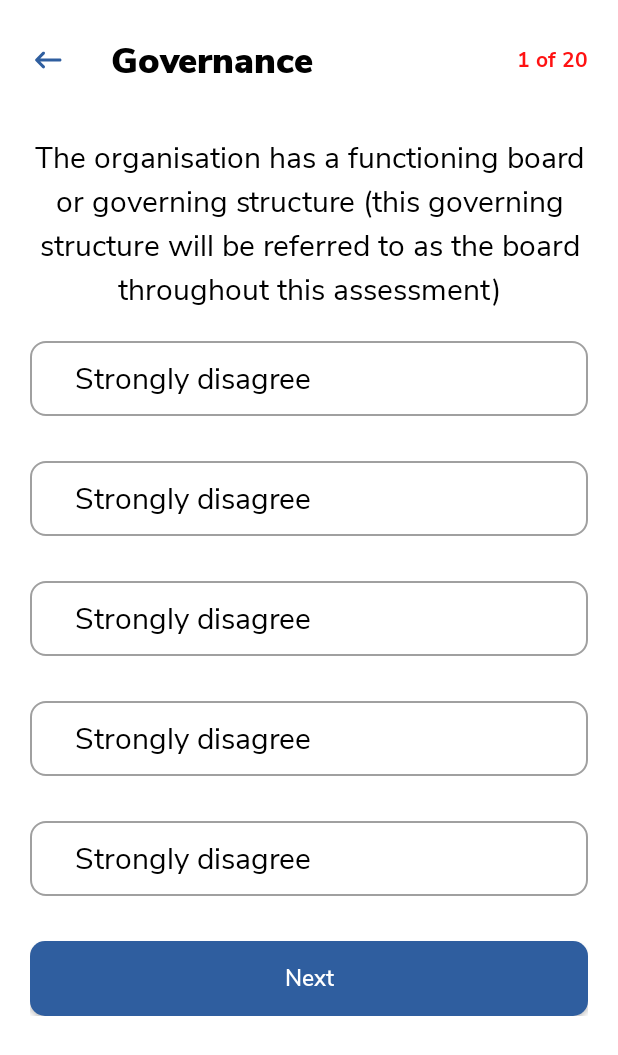
After one commit to akinseye21/OCAT, an Android app: the AssessmentPage screen opened directly, with no data from a screen before it, on a phone screen of 412 x 824 dp. The commit adds this screen. Shown: the top 1055 px of the screen. Run offline under Robolectric (Android 15) with nearby library versions, the phone set to English and light mode, and no system bars.

Commit message:
Commit 1

```diff
--- a/app/src/main/AndroidManifest.xml
+++ b/app/src/main/AndroidManifest.xml
@@ -14,6 +14,12 @@
         android:supportsRtl="true"
         android:theme="@style/Theme.OCAT"
         tools:targetApi="31">
+        <activity
+            android:name=".AssessmentPage"
+            android:exported="false" />
+        <activity
+            android:name=".StartAssessment"
+            android:exported="false" />
         <activity
             android:name=".Dashboard"
             android:exported="false" />
--- /dev/null
+++ b/app/src/main/java/com/example/ocat/AssessmentPage.java
@@ -0,0 +1,22 @@
+package com.example.ocat;
+
+import android.os.Bundle;
+import android.view.WindowManager;
+
+import androidx.activity.EdgeToEdge;
+import androidx.appcompat.app.AppCompatActivity;
+import androidx.core.graphics.Insets;
+import androidx.core.view.ViewCompat;
+import androidx.core.view.WindowInsetsCompat;
+
+public class AssessmentPage extends AppCompatActivity {
+
+    @Override
+    protected void onCreate(Bundle savedInstanceState) {
+        super.onCreate(savedInstanceState);
+        setContentView(R.layout.activity_assessment_page);
+        this.getWindow().setFlags(WindowManager.LayoutParams.FLAG_FULLSCREEN, WindowManager.LayoutParams.FLAG_FULLSCREEN);
+
+
+    }
+}
--- /dev/null
+++ b/app/src/main/res/drawable/button_grey.xml
@@ -0,0 +1,13 @@
+<?xml version="1.0" encoding="utf-8"?>
+<shape xmlns:android="http://schemas.android.com/apk/res/android">
+    <corners
+        android:radius="10dp"/>
+
+    <solid
+        android:color="@color/white"/>
+
+    <stroke
+        android:width="1dp"
+        android:color="@color/grey3"/>
+
+</shape>
--- /dev/null
+++ b/app/src/main/res/layout/activity_assessment_page.xml
@@ -0,0 +1,195 @@
+<?xml version="1.0" encoding="utf-8"?>
+<RelativeLayout xmlns:android="http://schemas.android.com/apk/res/android"
+    xmlns:app="http://schemas.android.com/apk/res-auto"
+    xmlns:tools="http://schemas.android.com/tools"
+    android:id="@+id/main"
+    android:layout_width="match_parent"
+    android:layout_height="match_parent"
+    android:background="@color/white"
+    android:padding="20dp"
+    tools:context=".AssessmentPage">
+
+    <RelativeLayout
+        android:layout_width="match_parent"
+        android:layout_height="40dp"
+        android:id="@+id/top"
+        android:orientation="horizontal">
+
+        <ImageView
+            android:layout_width="wrap_content"
+            android:layout_height="wrap_content"
+            android:layout_centerVertical="true"
+            android:src="@drawable/back"
+            android:id="@+id/back"/>
+
+        <TextView
+            android:layout_width="wrap_content"
+            android:layout_height="wrap_content"
+            android:text="Governance"
+            android:textSize="24dp"
+            android:layout_marginLeft="30dp"
+            android:layout_toRightOf="@+id/back"
+            android:layout_centerVertical="true"
+            android:fontFamily="@font/nunitosansblack"
+            android:textColor="@color/black"/>
+
+        <LinearLayout
+            android:layout_width="wrap_content"
+            android:layout_height="wrap_content"
+            android:layout_alignParentEnd="true"
+            android:layout_centerVertical="true"
+            android:orientation="horizontal">
+
+            <TextView
+                android:layout_width="wrap_content"
+                android:layout_height="wrap_content"
+                android:text="1"
+                android:textSize="14dp"
+                android:fontFamily="@font/nunitosansbold"
+                android:textColor="@color/red"/>
+
+            <TextView
+                android:layout_width="wrap_content"
+                android:layout_height="wrap_content"
+                android:text=" of "
+                android:textSize="14dp"
+                android:fontFamily="@font/nunitosansbold"
+                android:textColor="@color/red"/>
+
+            <TextView
+                android:layout_width="wrap_content"
+                android:layout_height="wrap_content"
+                android:text="20"
+                android:textSize="14dp"
+                android:fontFamily="@font/nunitosansbold"
+                android:textColor="@color/red"/>
+
+
+
+        </LinearLayout>
+
+    </RelativeLayout>
+
+    <LinearLayout
+        android:layout_width="match_parent"
+        android:layout_height="wrap_content"
+        android:orientation="vertical"
+        android:layout_marginTop="30dp"
+        android:layout_below="@+id/top">
+
+        <TextView
+            android:layout_width="wrap_content"
+            android:layout_height="wrap_content"
+            android:text="The organisation has a functioning board or governing structure (this governing structure will be referred to as the board throughout this assessment)"
+            android:textSize="20dp"
+            android:layout_gravity="center"
+            android:gravity="center"
+            android:lineSpacingExtra="2dp"
+            android:fontFamily="@font/nunitosansregular"
+            android:textColor="@color/black"/>
+
+        <RelativeLayout
+            android:layout_width="match_parent"
+            android:layout_height="50dp"
+            android:orientation="horizontal"
+            android:padding="10dp"
+            android:layout_marginTop="20dp"
+            android:background="@drawable/button_grey">
+            <TextView
+                android:layout_width="wrap_content"
+                android:layout_height="wrap_content"
+                android:layout_centerVertical="true"
+                android:paddingLeft="20dp"
+                android:text="Strongly disagree"
+                android:textSize="20dp"
+                android:fontFamily="@font/nunitosansregular"
+                android:textColor="@color/black"/>
+
+        </RelativeLayout>
+        <RelativeLayout
+            android:layout_width="match_parent"
+            android:layout_height="50dp"
+            android:orientation="horizontal"
+            android:padding="10dp"
+            android:layout_marginTop="30dp"
+            android:background="@drawable/button_grey">
+            <TextView
+                android:layout_width="wrap_content"
+                android:layout_height="wrap_content"
+                android:layout_centerVertical="true"
+                android:paddingLeft="20dp"
+                android:text="Strongly disagree"
+                android:textSize="20dp"
+                android:fontFamily="@font/nunitosansregular"
+                android:textColor="@color/black"/>
+
+        </RelativeLayout>
+        <RelativeLayout
+            android:layout_width="match_parent"
+            android:layout_height="50dp"
+            android:orientation="horizontal"
+            android:padding="10dp"
+            android:layout_marginTop="30dp"
+            android:background="@drawable/button_grey">
+            <TextView
+                android:layout_width="wrap_content"
+                android:layout_height="wrap_content"
+                android:layout_centerVertical="true"
+                android:paddingLeft="20dp"
+                android:text="Strongly disagree"
+                android:textSize="20dp"
+                android:fontFamily="@font/nunitosansregular"
+                android:textColor="@color/black"/>
+
+        </RelativeLayout>
+        <RelativeLayout
+            android:layout_width="match_parent"
+            android:layout_height="50dp"
+            android:orientation="horizontal"
+            android:padding="10dp"
+            android:layout_marginTop="30dp"
+            android:background="@drawable/button_grey">
+            <TextView
+                android:layout_width="wrap_content"
+                android:layout_height="wrap_content"
+                android:layout_centerVertical="true"
+                android:paddingLeft="20dp"
+                android:text="Strongly disagree"
+                android:textSize="20dp"
+                android:fontFamily="@font/nunitosansregular"
+                android:textColor="@color/black"/>
+
+        </RelativeLayout>
+        <RelativeLayout
+            android:layout_width="match_parent"
+            android:layout_height="50dp"
+            android:orientation="horizontal"
+            android:padding="10dp"
+            android:layout_marginTop="30dp"
+            android:background="@drawable/button_grey">
+            <TextView
+                android:layout_width="wrap_content"
+                android:layout_height="wrap_content"
+                android:layout_centerVertical="true"
+                android:paddingLeft="20dp"
+                android:text="Strongly disagree"
+                android:textSize="20dp"
+                android:fontFamily="@font/nunitosansregular"
+                android:textColor="@color/black"/>
+
+        </RelativeLayout>
+
+        <Button
+            android:layout_width="match_parent"
+            android:layout_height="50dp"
+            android:background="@drawable/button_blue"
+            android:text="Next"
+            android:textAllCaps="false"
+            android:textColor="@color/white"
+            android:fontFamily="@font/nunitosanssemibold"
+            android:textSize="15dp"
+            android:layout_marginTop="30dp"/>
+
+    </LinearLayout>
+
+</RelativeLayout>
--- a/app/src/main/res/layout/activity_main.xml
+++ b/app/src/main/res/layout/activity_main.xml
@@ -22,7 +22,7 @@
         <TextView
             android:layout_width="wrap_content"
             android:layout_height="wrap_content"
-            android:text="Bridge the gap"
+            android:text="@string/bridge_the_gap"
             android:textColor="@color/black"
             android:fontFamily="@font/nunitosansextrabold"
             android:textSize="20dp"
@@ -32,7 +32,7 @@
         <TextView
             android:layout_width="326dp"
             android:layout_height="wrap_content"
-            android:text="Build your organisation resilience by using WACSI’s Organisation Capacity Assessment Tool (OCAT)"
+            android:text="@string/build_your_organisation_resilience"
             android:textColor="@color/black"
             android:layout_gravity="center"
             android:gravity="center"
@@ -42,7 +42,7 @@
         <Button
             android:layout_width="match_parent"
             android:layout_height="50dp"
-            android:text="Get started"
+            android:text="@string/get_started"
             android:textColor="@color/white"
             android:textAllCaps="false"
             android:fontFamily="@font/nunitosanssemibold"
--- a/app/src/main/res/layout/activity_signup_login.xml
+++ b/app/src/main/res/layout/activity_signup_login.xml
@@ -24,7 +24,7 @@
         <TextView
             android:layout_width="wrap_content"
             android:layout_height="wrap_content"
-            android:text="Welcome back!"
+            android:text="@string/welcome_back"
             android:textColor="@color/black"
             android:fontFamily="@font/nunitosansextrabold"
             android:textSize="20dp"
@@ -33,7 +33,7 @@
         <Button
             android:layout_width="match_parent"
             android:layout_height="50dp"
-            android:text="Log in"
+            android:text="@string/log_in"
             android:textColor="@color/blue"
             android:textAllCaps="false"
             android:elevation="0dp"
@@ -48,7 +48,7 @@
         <Button
             android:layout_width="match_parent"
             android:layout_height="50dp"
-            android:text="Sign up"
+            android:text="@string/sign_up"
             android:textColor="@color/white"
             android:textAllCaps="false"
             android:elevation="0dp"
--- a/app/src/main/res/values/colors.xml
+++ b/app/src/main/res/values/colors.xml
@@ -10,7 +10,9 @@
     <color name="blue">#2F5E9F</color>
     <color name="grey">#777777</color>
     <color name="grey2">#BCBCBC</color>
+    <color name="grey3">#A0A0A0</color>
     <color name="light_green">#2F9B9F</color>
     <color name="green">#789F2F</color>
     <color name="yellow">#D4B453</color>
+    <color name="red">#FF1212</color>
 </resources>
```
Also changed, not shown: app/src/main/java/com/example/ocat/StartAssessment.java (added, +23 -0 lines), app/src/main/res/drawable/holder.xml (added, +52 -0 lines), app/src/main/res/layout/activity_dashboard.xml (+6 -6 lines), app/src/main/res/layout/activity_login.xml (+5 -5 lines), app/src/main/res/layout/activity_org_profile.xml (+6 -6 lines), app/src/main/res/layout/activity_signup.xml (+4 -4 lines), app/src/main/res/layout/activity_start_assessment.xml (added, +54 -0 lines), app/src/main/res/layout/list_module.xml (added, +35 -0 lines), app/src/main/res/values/strings.xml (+22 -0 lines).
